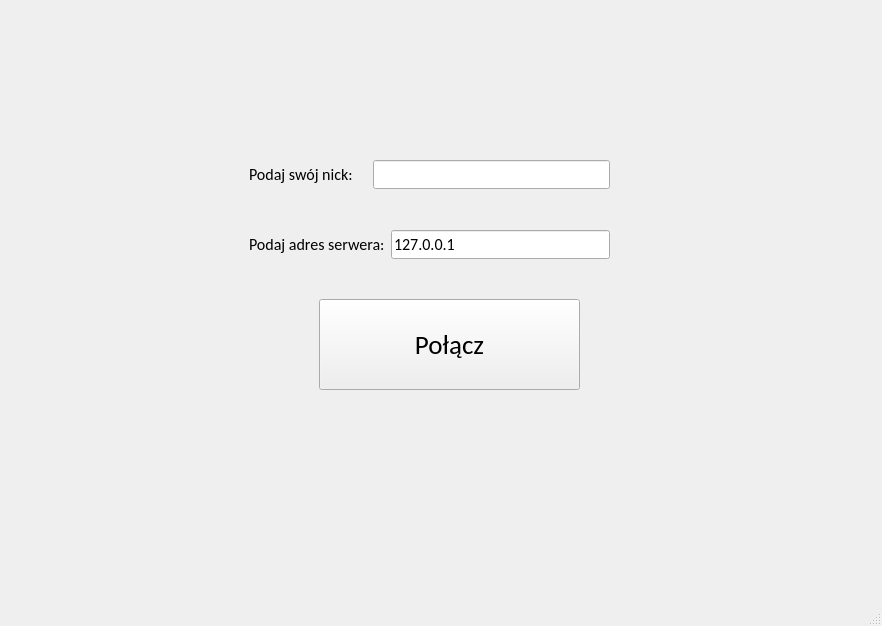
Above: klient/mainwindow.ui from C1n3k99/SK2_lab before the change. Below: the same form after it.
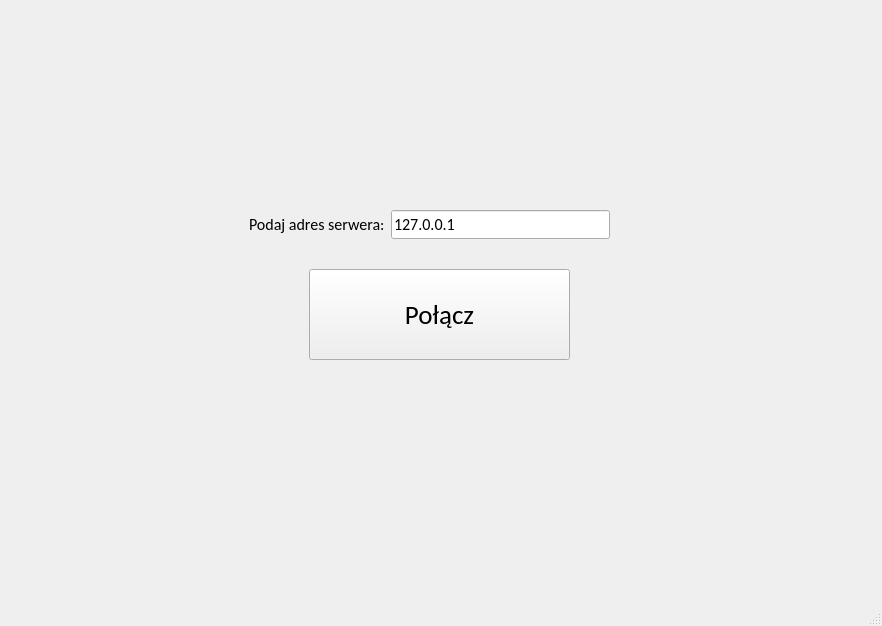
That is the form after the change. Icons and pictures are not drawn.

Commit message: deleting label for nick

```diff
--- a/klient/mainwindow.ui
+++ b/klient/mainwindow.ui
@@ -30,8 +30,8 @@
        <widget class="QPushButton" name="connectButton">
         <property name="geometry">
          <rect>
-          <x>310</x>
-          <y>290</y>
+          <x>300</x>
+          <y>260</y>
           <width>261</width>
           <height>91</height>
          </rect>
@@ -46,49 +46,11 @@
          <string>Połącz</string>
         </property>
        </widget>
-       <widget class="QWidget" name="layoutWidget1">
-        <property name="geometry">
-         <rect>
-          <x>240</x>
-          <y>140</y>
-          <width>361</width>
-          <height>51</height>
-         </rect>
-        </property>
-        <layout class="QHBoxLayout" name="horizontalLayout" stretch="1,2">
-         <item>
-          <widget class="QLabel" name="giveYourNick">
-           <property name="font">
-            <font>
-             <family>Calibri</family>
-             <pointsize>12</pointsize>
-            </font>
-           </property>
-           <property name="text">
-            <string>Podaj swój nick:</string>
-           </property>
-          </widget>
-         </item>
-         <item>
-          <widget class="QLineEdit" name="yourNick">
-           <property name="font">
-            <font>
-             <family>Calibri</family>
-             <pointsize>12</pointsize>
-            </font>
-           </property>
-           <property name="text">
-            <string/>
-           </property>
-          </widget>
-         </item>
-        </layout>
-       </widget>
        <widget class="QWidget" name="layoutWidget2">
         <property name="geometry">
          <rect>
           <x>240</x>
-          <y>210</y>
+          <y>190</y>
           <width>361</width>
           <height>51</height>
          </rect>
```
